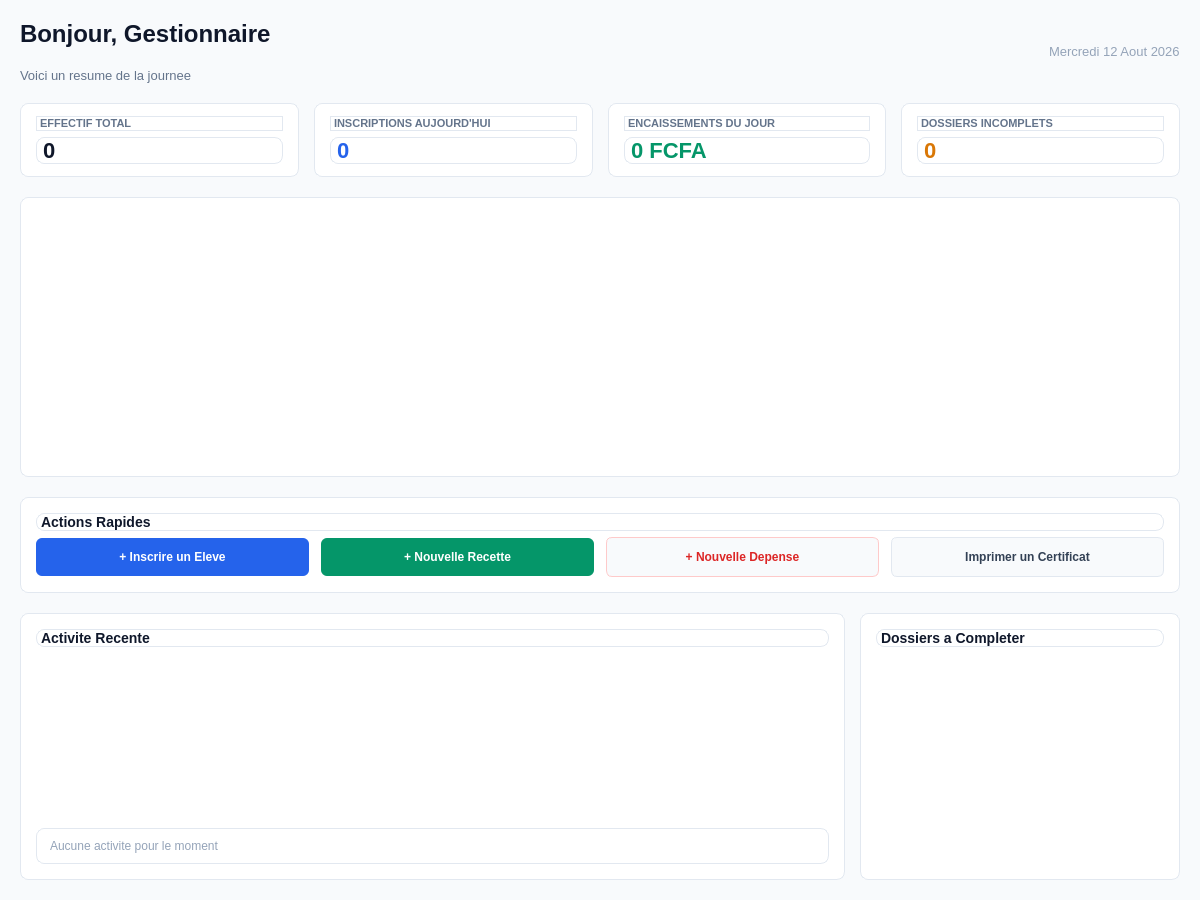
This is ui/ui_files/dashboards/dashboard_gestionnaire.ui in laudesmassamba1-ai/Logiciel-de-gestion-scolaire as Qt 5 draws it before an edit. The edited form follows.
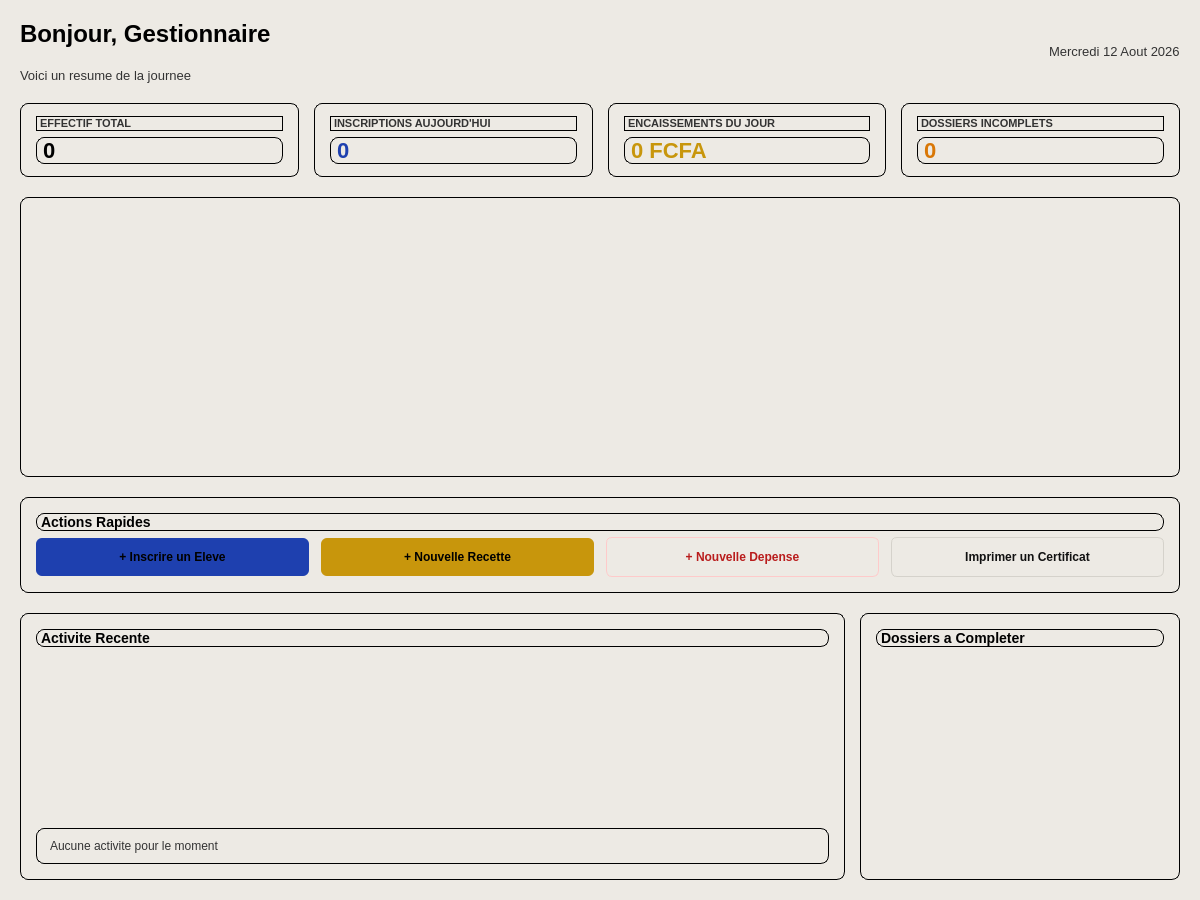
This is the edited form.

```diff
--- a/ui/ui_files/dashboards/dashboard_gestionnaire.ui
+++ b/ui/ui_files/dashboards/dashboard_gestionnaire.ui
@@ -14,7 +14,7 @@
    <string>Espace Gestionnaire</string>
   </property>
   <property name="styleSheet">
-   <string>background-color: #f8fafc; font-family: 'Segoe UI', sans-serif;</string>
+   <string>background-color: #EDEAE4; font-family: 'Segoe UI', sans-serif;</string>
   </property>
   <layout class="QVBoxLayout" name="mainLayout">
    <property name="spacing">
@@ -39,7 +39,7 @@
        <item>
         <widget class="QLabel" name="lbl_title">
          <property name="styleSheet">
-          <string>color: #0f172a; font-size: 24px; font-weight: bold;</string>
+          <string>color: #000000; font-size: 24px; font-weight: bold;</string>
          </property>
          <property name="text">
           <string>Bonjour, Gestionnaire</string>
@@ -49,7 +49,7 @@
        <item>
         <widget class="QLabel" name="lbl_subtitle">
          <property name="styleSheet">
-          <string>color: #64748b; font-size: 13px;</string>
+          <string>color: #333333; font-size: 13px;</string>
          </property>
          <property name="text">
           <string>Voici un resume de la journee</string>
@@ -74,7 +74,7 @@
      <item>
       <widget class="QLabel" name="lbl_date">
        <property name="styleSheet">
-        <string>color: #94a3b8; font-size: 13px;</string>
+        <string>color: #333333; font-size: 13px;</string>
        </property>
        <property name="text">
         <string>Mercredi 12 Aout 2026</string>
@@ -91,7 +91,7 @@
      <item>
       <widget class="QFrame" name="card_effectifs">
        <property name="styleSheet">
-        <string>background-color: #ffffff; border: 1px solid #e2e8f0; border-radius: 8px;</string>
+        <string>background-color: transparent; color: #000000; border: 1px solid #000000; border-radius: 8px;</string>
        </property>
        <layout class="QVBoxLayout" name="layout_card_effectifs">
         <property name="leftMargin">
@@ -109,7 +109,7 @@
         <item>
          <widget class="QLabel" name="lbl_kpi1_titre">
           <property name="styleSheet">
-           <string>color: #64748b; font-size: 11px; font-weight: bold;</string>
+           <string>color: #333333; font-size: 11px; font-weight: bold;</string>
           </property>
           <property name="text">
            <string>EFFECTIF TOTAL</string>
@@ -119,7 +119,7 @@
         <item>
          <widget class="QLabel" name="lbl_kpi1_valeur">
           <property name="styleSheet">
-           <string>color: #0f172a; font-size: 22px; font-weight: bold;</string>
+           <string>color: #000000; font-size: 22px; font-weight: bold;</string>
           </property>
           <property name="text">
            <string>0</string>
@@ -132,7 +132,7 @@
      <item>
       <widget class="QFrame" name="card_inscriptions_jour">
        <property name="styleSheet">
-        <string>background-color: #ffffff; border: 1px solid #e2e8f0; border-radius: 8px;</string>
+        <string>background-color: transparent; color: #000000; border: 1px solid #000000; border-radius: 8px;</string>
        </property>
        <layout class="QVBoxLayout" name="layout_card_inscriptions">
         <property name="leftMargin">
@@ -150,7 +150,7 @@
         <item>
          <widget class="QLabel" name="lbl_kpi2_titre">
           <property name="styleSheet">
-           <string>color: #64748b; font-size: 11px; font-weight: bold;</string>
+           <string>color: #333333; font-size: 11px; font-weight: bold;</string>
           </property>
           <property name="text">
            <string>INSCRIPTIONS AUJOURD'HUI</string>
@@ -160,7 +160,7 @@
         <item>
          <widget class="QLabel" name="lbl_kpi2_valeur">
           <property name="styleSheet">
-           <string>color: #2563eb; font-size: 22px; font-weight: bold;</string>
+           <string>color: #1E40AF; font-size: 22px; font-weight: bold;</string>
           </property>
           <property name="text">
            <string>0</string>
@@ -173,7 +173,7 @@
      <item>
       <widget class="QFrame" name="card_caisse_jour">
        <property name="styleSheet">
-        <string>background-color: #ffffff; border: 1px solid #e2e8f0; border-radius: 8px;</string>
+        <string>background-color: transparent; color: #000000; border: 1px solid #000000; border-radius: 8px;</string>
        </property>
        <layout class="QVBoxLayout" name="layout_card_caisse">
         <property name="leftMargin">
@@ -191,7 +191,7 @@
         <item>
          <widget class="QLabel" name="lbl_kpi3_titre">
           <property name="styleSheet">
-           <string>color: #64748b; font-size: 11px; font-weight: bold;</string>
+           <string>color: #333333; font-size: 11px; font-weight: bold;</string>
           </property>
           <property name="text">
            <string>ENCAISSEMENTS DU JOUR</string>
@@ -201,7 +201,7 @@
         <item>
          <widget class="QLabel" name="lbl_kpi3_valeur">
           <property name="styleSheet">
-           <string>color: #059669; font-size: 22px; font-weight: bold;</string>
+           <string>color: #C8960C; font-size: 22px; font-weight: bold;</string>
           </property>
           <property name="text">
            <string>0 FCFA</string>
@@ -214,7 +214,7 @@
      <item>
       <widget class="QFrame" name="card_taches">
        <property name="styleSheet">
-        <string>background-color: #ffffff; border: 1px solid #e2e8f0; border-radius: 8px;</string>
+        <string>background-color: transparent; color: #000000; border: 1px solid #000000; border-radius: 8px;</string>
        </property>
        <layout class="QVBoxLayout" name="layout_card_taches">
         <property name="leftMargin">
@@ -232,7 +232,7 @@
         <item>
          <widget class="QLabel" name="lbl_kpi4_titre">
           <property name="styleSheet">
-           <string>color: #64748b; font-size: 11px; font-weight: bold;</string>
+           <string>color: #333333; font-size: 11px; font-weight: bold;</string>
           </property>
           <property name="text">
            <string>DOSSIERS INCOMPLETS</string>
@@ -242,7 +242,7 @@
         <item>
          <widget class="QLabel" name="lbl_kpi4_valeur">
           <property name="styleSheet">
-           <string>color: #d97706; font-size: 22px; font-weight: bold;</string>
+           <string>color: #D97706; font-size: 22px; font-weight: bold;</string>
           </property>
           <property name="text">
            <string>0</string>
@@ -263,7 +263,7 @@
       </size>
      </property>
      <property name="styleSheet">
-      <string>background-color: #ffffff; border: 1px solid #e2e8f0; border-radius: 8px;</string>
+      <string>background-color: transparent; color: #000000; border: 1px solid #000000; border-radius: 8px;</string>
      </property>
      <layout class="QVBoxLayout" name="layout_chart_statuts">
       <property name="leftMargin"><number>15</number></property>
@@ -276,7 +276,7 @@
    <item>
     <widget class="QFrame" name="card_actions_rapides">
      <property name="styleSheet">
-      <string>background-color: #ffffff; border: 1px solid #e2e8f0; border-radius: 8px;</string>
+      <string>background-color: transparent; color: #000000; border: 1px solid #000000; border-radius: 8px;</string>
      </property>
      <layout class="QVBoxLayout" name="layout_actions_rapides">
       <property name="leftMargin">
@@ -294,7 +294,7 @@
       <item>
        <widget class="QLabel" name="lbl_actions_titre">
         <property name="styleSheet">
-         <string>color: #0f172a; font-weight: bold; font-size: 14px;</string>
+         <string>color: #000000; font-weight: bold; font-size: 14px;</string>
         </property>
         <property name="text">
          <string>Actions Rapides</string>
@@ -312,7 +312,7 @@
            <cursorShape>PointingHandCursor</cursorShape>
           </property>
           <property name="styleSheet">
-           <string>background-color: #2563eb; color: #ffffff; border: none; border-radius: 6px; padding: 12px; font-weight: bold;</string>
+           <string>background-color: #1E40AF; color: #000000; border: none; border-radius: 6px; padding: 12px; font-weight: bold;</string>
           </property>
           <property name="text">
            <string>+ Inscrire un Eleve</string>
@@ -325,7 +325,7 @@
            <cursorShape>PointingHandCursor</cursorShape>
           </property>
           <property name="styleSheet">
-           <string>background-color: #059669; color: #ffffff; border: none; border-radius: 6px; padding: 12px; font-weight: bold;</string>
+           <string>background-color: #C8960C; color: #000000; border: none; border-radius: 6px; padding: 12px; font-weight: bold;</string>
           </property>
           <property name="text">
            <string>+ Nouvelle Recette</string>
@@ -338,7 +338,7 @@
            <cursorShape>PointingHandCursor</cursorShape>
           </property>
           <property name="styleSheet">
-           <string>background-color: #f8fafc; color: #dc2626; border: 1px solid #fecaca; border-radius: 6px; padding: 12px; font-weight: bold;</string>
+           <string>background-color: #EDEAE4; color: #B91C1C; border: 1px solid #FECACA; border-radius: 6px; padding: 12px; font-weight: bold;</string>
           </property>
           <property name="text">
            <string>+ Nouvelle Depense</string>
@@ -351,7 +351,7 @@
            <cursorShape>PointingHandCursor</cursorShape>
           </property>
           <property name="styleSheet">
-           <string>background-color: #f8fafc; color: #334155; border: 1px solid #e2e8f0; border-radius: 6px; padding: 12px; font-weight: bold;</string>
+           <string>background-color: #EDEAE4; color: #111111; border: 1px solid #D5D2CB; border-radius: 6px; padding: 12px; font-weight: bold;</string>
           </property>
           <property name="text">
            <string>Imprimer un Certificat</string>
@@ -371,7 +371,7 @@
      <item>
       <widget class="QFrame" name="card_activite">
        <property name="styleSheet">
-        <string>background-color: #ffffff; border: 1px solid #e2e8f0; border-radius: 8px;</string>
+        <string>background-color: transparent; color: #000000; border: 1px solid #000000; border-radius: 8px;</string>
        </property>
        <layout class="QVBoxLayout" name="layout_activite">
         <property name="leftMargin">
@@ -389,7 +389,7 @@
         <item>
          <widget class="QLabel" name="lbl_activite_titre">
           <property name="styleSheet">
-           <string>color: #0f172a; font-weight: bold; font-size: 14px;</string>
+           <string>color: #000000; font-weight: bold; font-size: 14px;</string>
           </property>
           <property name="text">
            <string>Activite Recente</string>
@@ -406,7 +406,7 @@
         <item>
          <widget class="QLabel" name="lbl_activite_empty">
           <property name="styleSheet">
-           <string>color: #94a3b8; font-size: 12px; padding: 10px; qproperty-alignment: AlignCenter;</string>
+           <string>color: #333333; font-size: 12px; padding: 10px; qproperty-alignment: AlignCenter;</string>
           </property>
           <property name="text">
            <string>Aucune activite pour le moment</string>
@@ -434,7 +434,7 @@
         </size>
        </property>
        <property name="styleSheet">
-        <string>background-color: #ffffff; border: 1px solid #e2e8f0; border-radius: 8px;</string>
+        <string>background-color: transparent; color: #000000; border: 1px solid #000000; border-radius: 8px;</string>
        </property>
        <layout class="QVBoxLayout" name="layout_dossiers">
         <property name="leftMargin">
@@ -452,7 +452,7 @@
         <item>
          <widget class="QLabel" name="lbl_dossiers_titre">
           <property name="styleSheet">
-           <string>color: #0f172a; font-weight: bold; font-size: 14px;</string>
+           <string>color: #000000; font-weight: bold; font-size: 14px;</string>
           </property>
           <property name="text">
            <string>Dossiers a Completer</string>
```
